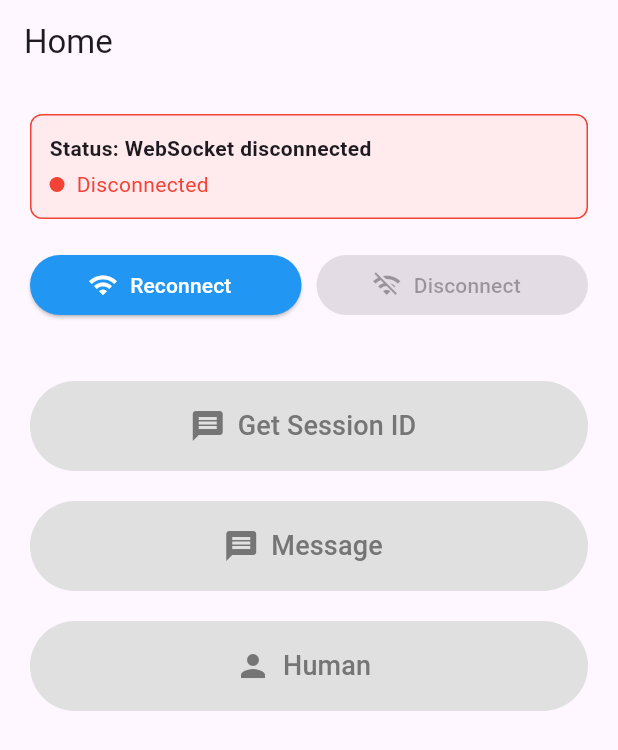
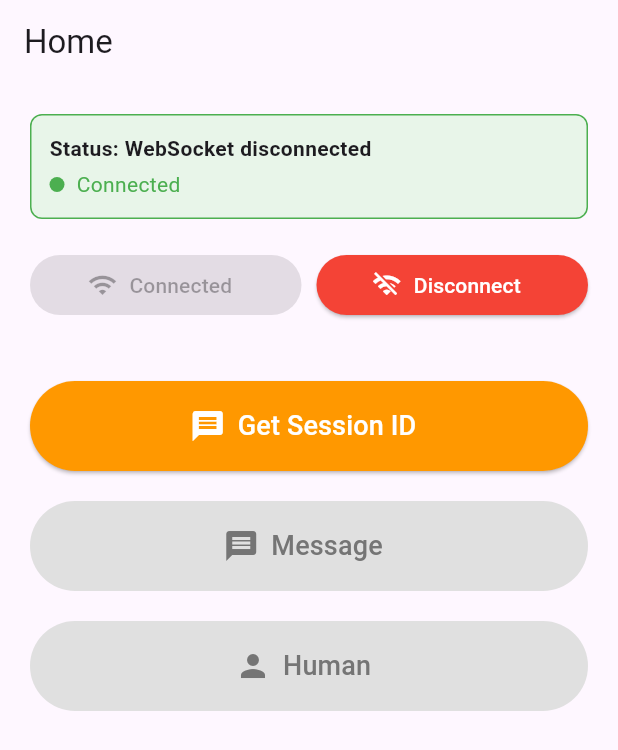
Before and after one commit to waleed-tafsol/gini_test_app, a Flutter app: the screen it shows after launch, on a phone screen of 412 x 824 dp. Shown: the top 750 px of the screen. Run offline on Flutter 3.47's test engine with Material 3 defaults, Android fonts, the phone set to English and light mode, and no system bars; our stand-ins replace camera, flutter_riverpod, fluttertoast, permission_handler; missing offline and left inert: flutter_3d_controller, flutter_recorder, flutter_soloud; network calls fail.

Commit message:
isConnected issue fixed

```diff
--- a/lib/view/screens/home_screen.dart
+++ b/lib/view/screens/home_screen.dart
@@ -40,14 +40,12 @@ class _HomeScreenState extends ConsumerState<HomeScreen> {
                 Container(
                   padding: const EdgeInsets.all(12),
                   decoration: BoxDecoration(
-                    color: audioNotifier.getIsConnected
+                    color: state.isConnected
                         ? Colors.green[50]
                         : Colors.red[50],
                     borderRadius: BorderRadius.circular(8),
                     border: Border.all(
-                      color: audioNotifier.getIsConnected
-                          ? Colors.green
-                          : Colors.red,
+                      color: state.isConnected ? Colors.green : Colors.red,
                     ),
                   ),
                   child: Column(
@@ -65,18 +63,16 @@ class _HomeScreenState extends ConsumerState<HomeScreen> {
                             height: 10,
                             decoration: BoxDecoration(
                               shape: BoxShape.circle,
-                              color: audioNotifier.getIsConnected
+                              color: state.isConnected
                                   ? Colors.green
                                   : Colors.red,
                             ),
                           ),
                           SizedBox(width: 8),
                           Text(
-                            audioNotifier.getIsConnected
-                                ? 'Connected'
-                                : 'Disconnected',
+                            state.isConnected ? 'Connected' : 'Disconnected',
                             style: TextStyle(
-                              color: audioNotifier.getIsConnected
+                              color: state.isConnected
                                   ? Colors.green
                                   : Colors.red,
                             ),
@@ -94,17 +90,15 @@ class _HomeScreenState extends ConsumerState<HomeScreen> {
                   children: [
                     Expanded(
                       child: ElevatedButton.icon(
-                        onPressed: audioNotifier.getIsConnected
+                        onPressed: state.isConnected
                             ? null
                             : () => audioNotifier.reconnect(),
                         icon: Icon(Icons.wifi, size: 20),
                         label: Text(
-                          audioNotifier.getIsConnected
-                              ? 'Connected'
-                              : 'Reconnect',
+                          state.isConnected ? 'Connected' : 'Reconnect',
                         ),
                         style: ElevatedButton.styleFrom(
-                          backgroundColor: audioNotifier.getIsConnected
+                          backgroundColor: state.isConnected
                               ? Colors.green
                               : Colors.blue,
                           foregroundColor: Colors.white,
@@ -114,7 +108,7 @@ class _HomeScreenState extends ConsumerState<HomeScreen> {
                     SizedBox(width: 10),
                     Expanded(
                       child: ElevatedButton.icon(
-                        onPressed: audioNotifier.getIsConnected
+                        onPressed: state.isConnected
                             ? audioNotifier.disconnectWebSocket
                             : null,
                         icon: Icon(Icons.wifi_off, size: 20),
@@ -133,10 +127,10 @@ class _HomeScreenState extends ConsumerState<HomeScreen> {
                   width: double.infinity,
                   height: 60,
                   child: ElevatedButton.icon(
-                    onPressed: audioNotifier.getIsConnected
+                    onPressed: state.isConnected
                         ? () {
-                      audioNotifier.callSessionId();
-                    }
+                            audioNotifier.callSessionId();
+                          }
                         : null,
                     icon: const Icon(Icons.message, size: 24),
                     label: const Text(
@@ -157,7 +151,7 @@ class _HomeScreenState extends ConsumerState<HomeScreen> {
                   width: double.infinity,
                   height: 60,
                   child: ElevatedButton.icon(
-                    onPressed: audioNotifier.getIsConnected && state.sessionId.isNotEmpty
+                    onPressed: state.isConnected && state.sessionId.isNotEmpty
                         ? () {
                             audioNotifier.setScreenType(ScreenType.message);
 
@@ -189,7 +183,7 @@ class _HomeScreenState extends ConsumerState<HomeScreen> {
                   width: double.infinity,
                   height: 60,
                   child: ElevatedButton.icon(
-                    onPressed: audioNotifier.getIsConnected && state.sessionId.isNotEmpty
+                    onPressed: state.isConnected && state.sessionId.isNotEmpty
                         ? () {
                             audioNotifier.setScreenType(ScreenType.humanModel);
                             Navigator.push(
```
Also changed, not shown: lib/view/widgets/bottom_button.dart (+10 -13 lines), lib/view_model/notifiers/audio_notifier.dart (+23 -27 lines), lib/view_model/states/audio_state.dart (+7 -4 lines).
